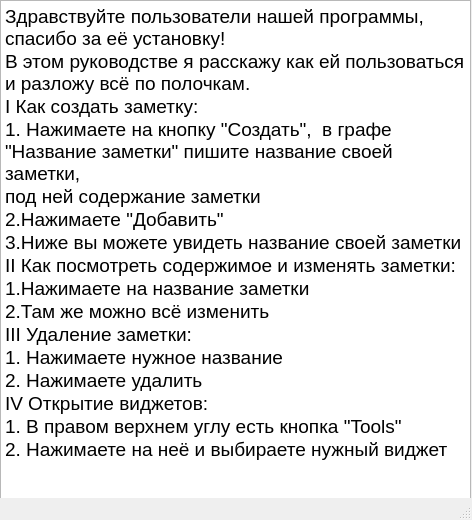
Old version of the form Help.ui in the repository YegorMaratInc/Multifunctional-organizer.
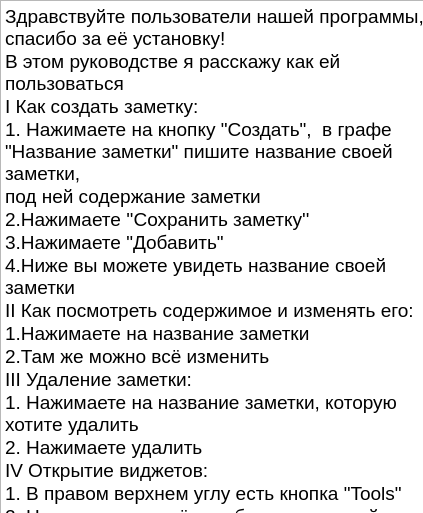
New version of the form.

Diff of the .ui file:
```diff
--- a/Help.ui
+++ b/Help.ui
@@ -6,8 +6,8 @@
    <rect>
     <x>0</x>
     <y>0</y>
-    <width>472</width>
-    <height>520</height>
+    <width>423</width>
+    <height>513</height>
    </rect>
   </property>
   <property name="windowTitle">
@@ -29,21 +29,22 @@
 p, li { white-space: pre-wrap; }
 &lt;/style&gt;&lt;/head&gt;&lt;body style=&quot; font-family:'MS Shell Dlg 2'; font-size:8.25pt; font-weight:400; font-style:normal;&quot;&gt;
 &lt;p style=&quot; margin-top:0px; margin-bottom:0px; margin-left:0px; margin-right:0px; -qt-block-indent:0; text-indent:0px;&quot;&gt;&lt;span style=&quot; font-size:14pt;&quot;&gt;Здравствуйте пользователи нашей программы, спасибо за её установку!&lt;/span&gt;&lt;/p&gt;
-&lt;p style=&quot; margin-top:0px; margin-bottom:0px; margin-left:0px; margin-right:0px; -qt-block-indent:0; text-indent:0px;&quot;&gt;&lt;span style=&quot; font-size:14pt;&quot;&gt;В этом руководстве я расскажу как ей пользоваться и разложу всё по полочкам.&lt;/span&gt;&lt;/p&gt;
+&lt;p style=&quot; margin-top:0px; margin-bottom:0px; margin-left:0px; margin-right:0px; -qt-block-indent:0; text-indent:0px;&quot;&gt;&lt;span style=&quot; font-size:14pt;&quot;&gt;В этом руководстве я расскажу как ей пользоваться &lt;/span&gt;&lt;/p&gt;
 &lt;p style=&quot; margin-top:0px; margin-bottom:0px; margin-left:0px; margin-right:0px; -qt-block-indent:0; text-indent:0px;&quot;&gt;&lt;span style=&quot; font-size:14pt;&quot;&gt;I Как создать заметку:&lt;/span&gt;&lt;/p&gt;
 &lt;p style=&quot; margin-top:0px; margin-bottom:0px; margin-left:0px; margin-right:0px; -qt-block-indent:0; text-indent:0px;&quot;&gt;&lt;span style=&quot; font-size:14pt;&quot;&gt;1. Нажимаете на кнопку &amp;quot;Создать&amp;quot;,  в графе &amp;quot;Название заметки&amp;quot; пишите название своей заметки,&lt;/span&gt;&lt;/p&gt;
 &lt;p style=&quot; margin-top:0px; margin-bottom:0px; margin-left:0px; margin-right:0px; -qt-block-indent:0; text-indent:0px;&quot;&gt;&lt;span style=&quot; font-size:14pt;&quot;&gt;под ней содержание заметки&lt;/span&gt;&lt;/p&gt;
-&lt;p style=&quot; margin-top:0px; margin-bottom:0px; margin-left:0px; margin-right:0px; -qt-block-indent:0; text-indent:0px;&quot;&gt;&lt;span style=&quot; font-size:14pt;&quot;&gt;2.Нажимаете &amp;quot;Добавить&amp;quot;&lt;/span&gt;&lt;/p&gt;
-&lt;p style=&quot; margin-top:0px; margin-bottom:0px; margin-left:0px; margin-right:0px; -qt-block-indent:0; text-indent:0px;&quot;&gt;&lt;span style=&quot; font-size:14pt;&quot;&gt;3.Ниже вы можете увидеть название своей заметки&lt;/span&gt;&lt;/p&gt;
-&lt;p style=&quot; margin-top:0px; margin-bottom:0px; margin-left:0px; margin-right:0px; -qt-block-indent:0; text-indent:0px;&quot;&gt;&lt;span style=&quot; font-size:14pt;&quot;&gt;II Как посмотреть содержимое и изменять заметки:&lt;/span&gt;&lt;/p&gt;
+&lt;p style=&quot; margin-top:0px; margin-bottom:0px; margin-left:0px; margin-right:0px; -qt-block-indent:0; text-indent:0px;&quot;&gt;&lt;span style=&quot; font-size:14pt;&quot;&gt;2.Нажимаете ''Сохранить заметку''&lt;/span&gt;&lt;/p&gt;
+&lt;p style=&quot; margin-top:0px; margin-bottom:0px; margin-left:0px; margin-right:0px; -qt-block-indent:0; text-indent:0px;&quot;&gt;&lt;span style=&quot; font-size:14pt;&quot;&gt;3.Нажимаете &amp;quot;Добавить&amp;quot;&lt;/span&gt;&lt;/p&gt;
+&lt;p style=&quot; margin-top:0px; margin-bottom:0px; margin-left:0px; margin-right:0px; -qt-block-indent:0; text-indent:0px;&quot;&gt;&lt;span style=&quot; font-size:14pt;&quot;&gt;4.Ниже вы можете увидеть название своей заметки&lt;/span&gt;&lt;/p&gt;
+&lt;p style=&quot; margin-top:0px; margin-bottom:0px; margin-left:0px; margin-right:0px; -qt-block-indent:0; text-indent:0px;&quot;&gt;&lt;span style=&quot; font-size:14pt;&quot;&gt;II Как посмотреть содержимое и изменять его:&lt;/span&gt;&lt;/p&gt;
 &lt;p style=&quot; margin-top:0px; margin-bottom:0px; margin-left:0px; margin-right:0px; -qt-block-indent:0; text-indent:0px;&quot;&gt;&lt;span style=&quot; font-size:14pt;&quot;&gt;1.Нажимаете на название заметки&lt;/span&gt;&lt;/p&gt;
 &lt;p style=&quot; margin-top:0px; margin-bottom:0px; margin-left:0px; margin-right:0px; -qt-block-indent:0; text-indent:0px;&quot;&gt;&lt;span style=&quot; font-size:14pt;&quot;&gt;2.Там же можно всё изменить&lt;/span&gt;&lt;/p&gt;
 &lt;p style=&quot; margin-top:0px; margin-bottom:0px; margin-left:0px; margin-right:0px; -qt-block-indent:0; text-indent:0px;&quot;&gt;&lt;span style=&quot; font-size:14pt;&quot;&gt;III Удаление заметки:&lt;/span&gt;&lt;/p&gt;
-&lt;p style=&quot; margin-top:0px; margin-bottom:0px; margin-left:0px; margin-right:0px; -qt-block-indent:0; text-indent:0px;&quot;&gt;&lt;span style=&quot; font-size:14pt;&quot;&gt;1. Нажимаете нужное название &lt;/span&gt;&lt;/p&gt;
+&lt;p style=&quot; margin-top:0px; margin-bottom:0px; margin-left:0px; margin-right:0px; -qt-block-indent:0; text-indent:0px;&quot;&gt;&lt;span style=&quot; font-size:14pt;&quot;&gt;1. Нажимаете на название заметки, которую хотите удалить &lt;/span&gt;&lt;/p&gt;
 &lt;p style=&quot; margin-top:0px; margin-bottom:0px; margin-left:0px; margin-right:0px; -qt-block-indent:0; text-indent:0px;&quot;&gt;&lt;span style=&quot; font-size:14pt;&quot;&gt;2. Нажимаете удалить&lt;/span&gt;&lt;/p&gt;
 &lt;p style=&quot; margin-top:0px; margin-bottom:0px; margin-left:0px; margin-right:0px; -qt-block-indent:0; text-indent:0px;&quot;&gt;&lt;span style=&quot; font-size:14pt;&quot;&gt;IV Открытие виджетов:&lt;/span&gt;&lt;/p&gt;
 &lt;p style=&quot; margin-top:0px; margin-bottom:0px; margin-left:0px; margin-right:0px; -qt-block-indent:0; text-indent:0px;&quot;&gt;&lt;span style=&quot; font-size:14pt;&quot;&gt;1. В правом верхнем углу есть кнопка &amp;quot;Tools&amp;quot;&lt;/span&gt;&lt;/p&gt;
-&lt;p style=&quot; margin-top:0px; margin-bottom:0px; margin-left:0px; margin-right:0px; -qt-block-indent:0; text-indent:0px;&quot;&gt;&lt;span style=&quot; font-size:14pt;&quot;&gt;2. Нажимаете на неё и выбираете нужный виджет&lt;/span&gt;&lt;/p&gt;
+&lt;p style=&quot; margin-top:0px; margin-bottom:0px; margin-left:0px; margin-right:0px; -qt-block-indent:0; text-indent:0px;&quot;&gt;&lt;span style=&quot; font-size:14pt;&quot;&gt;2. Нажимаете на неё и выбираете нужный виджет и также в &amp;quot;Tools&amp;quot; можно удалить все заметки, нажав на кнопку ''Delete all''&lt;/span&gt;&lt;/p&gt;
 &lt;p style=&quot;-qt-paragraph-type:empty; margin-top:0px; margin-bottom:0px; margin-left:0px; margin-right:0px; -qt-block-indent:0; text-indent:0px; font-size:14pt;&quot;&gt;&lt;br /&gt;&lt;/p&gt;&lt;/body&gt;&lt;/html&gt;</string>
     </property>
    </widget>
@@ -58,7 +59,6 @@
     </rect>
    </property>
   </widget>
-  <widget class="QStatusBar" name="statusbar"/>
  </widget>
  <resources/>
  <connections/>
```
Left out of the diff: 4 changed lines with no effect on the pictures.
